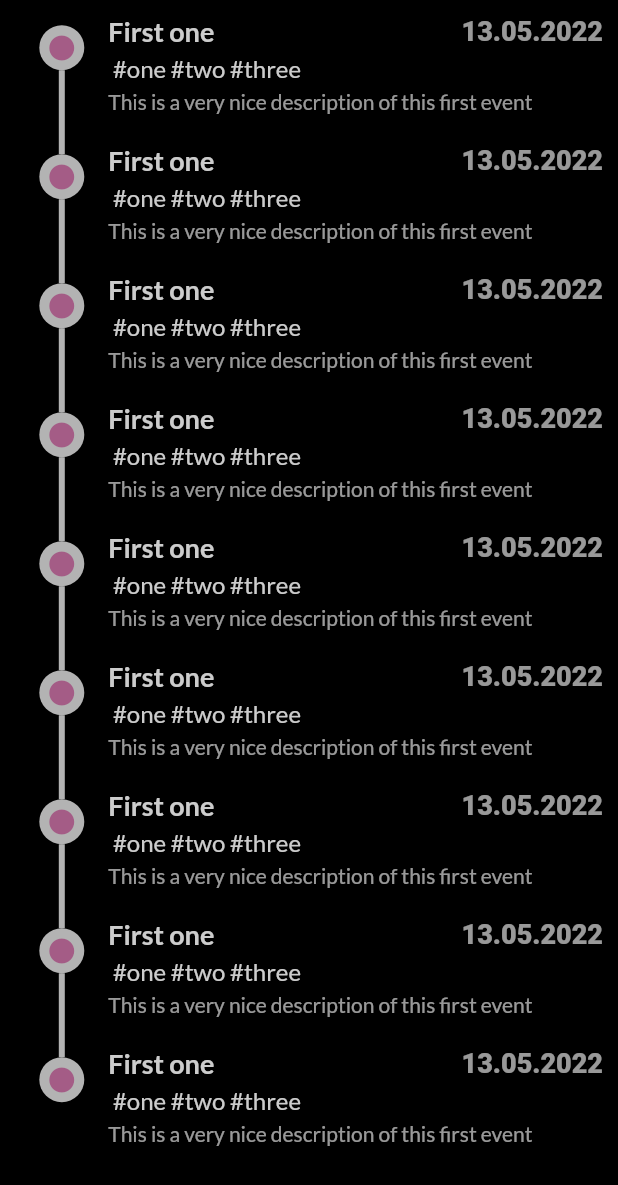
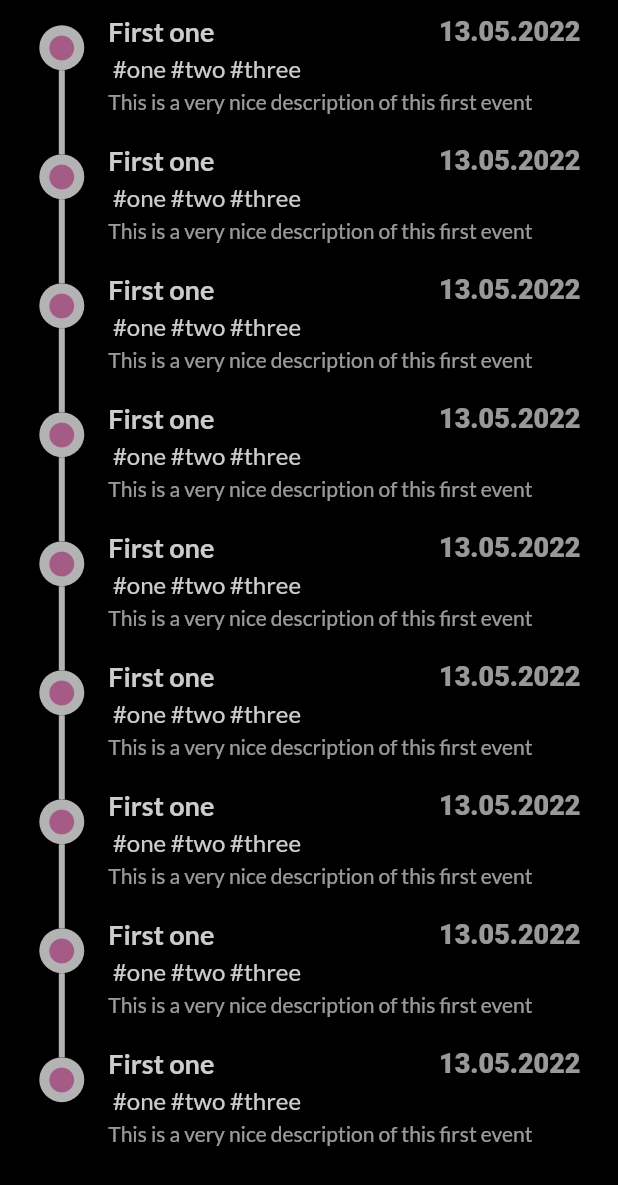
Before and after one commit to slavikmichal/Timelive, a Flutter app: the screen it shows after launch, on a phone screen of 412 x 824 dp. Shown: the top 1185 px of the screen. Run offline on Flutter 3.47's test engine with Material 2 defaults, Android fonts, the phone set to English and light mode, and no system bars; drawn by our look-alikes of timeline_tile; our stand-ins replace firebase_core, google_fonts, infinite_carousel, qr_flutter; missing offline and left inert: barcode_scan2; accounts and stored records are empty; Roboto replaces fonts that are missing (Ubuntu).

Commit message:
right padding for date

```diff
--- a/lib/tile.dart
+++ b/lib/tile.dart
@@ -57,12 +57,15 @@ class Tile extends StatelessWidget {
                     fontWeight: FontWeight.bold,
                   ),
                 ),
-                Text(
-                  date,
-                  style: GoogleFonts.ubuntu(
-                    fontSize: 18,
-                    color: Colors.white.withOpacity(0.6),
-                    fontWeight: FontWeight.w800,
+                Padding(
+                  padding: const EdgeInsets.only(right: 15),
+                  child: Text(
+                    date,
+                    style: GoogleFonts.ubuntu(
+                      fontSize: 18,
+                      color: Colors.white.withOpacity(0.6),
+                      fontWeight: FontWeight.w800,
+                    ),
                   ),
                 ),
               ],
```
